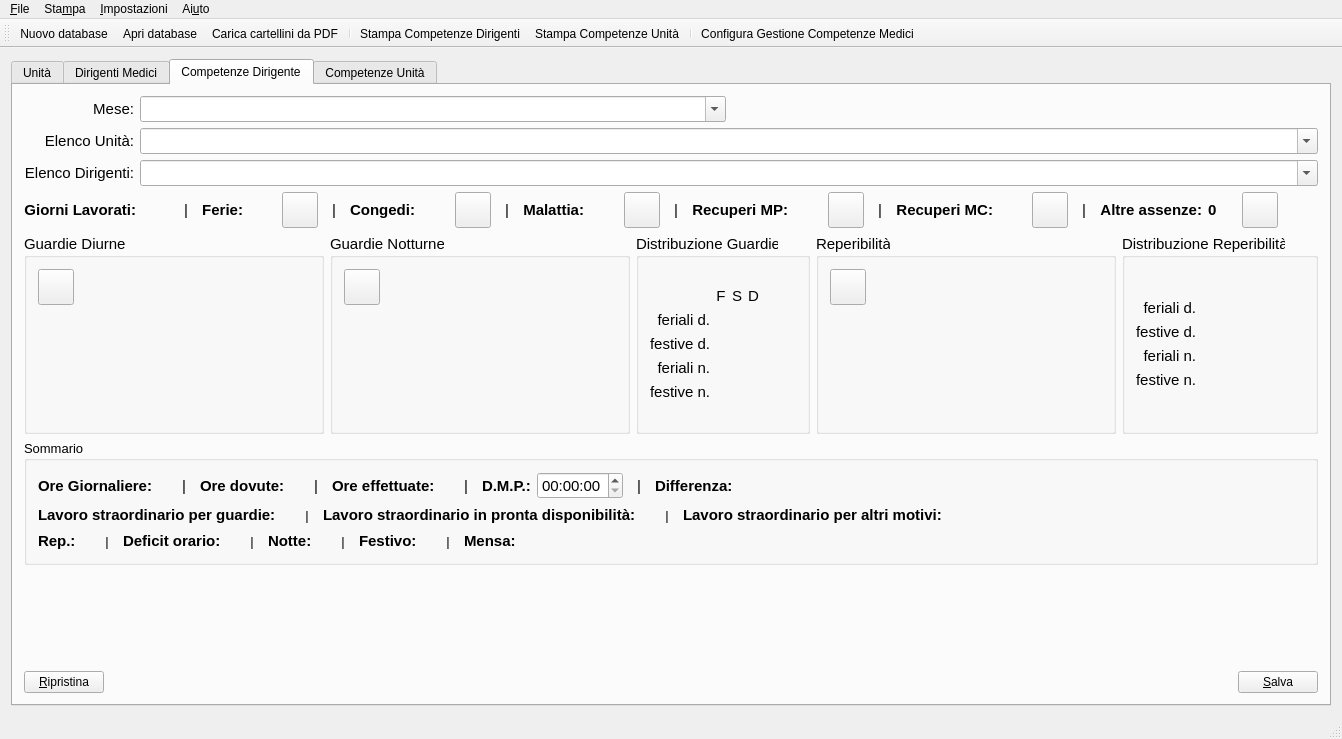
First picture: the form in mainwindow.ui, repository gcala/GestioneCompetenzeMedici, before the edit.
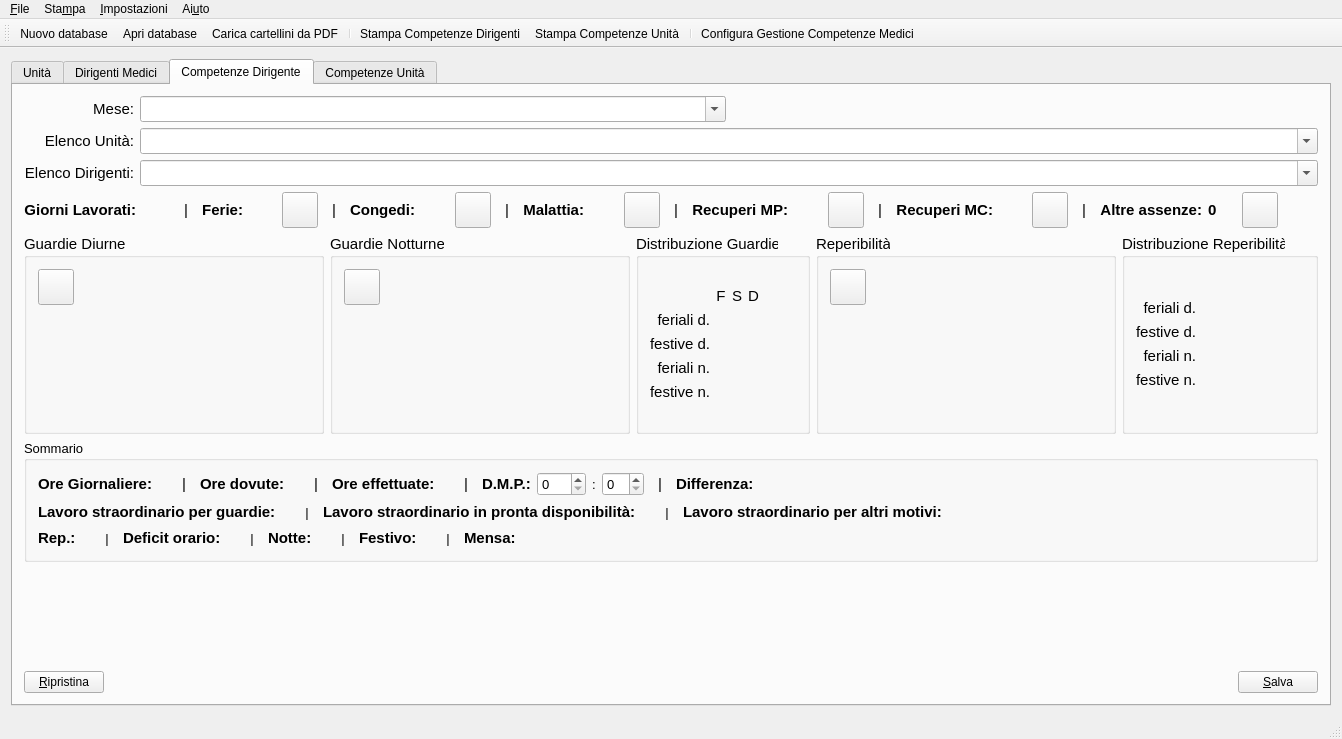
Second picture: the form after the edit. Icons and pictures are not drawn. Custom widgets are drawn as their Qt base class.

Commit message: sostituito QTime per deficit mesi precedenti con due spinbox per permettere deficit superiori a 23:59

What changed in the file:
```diff
--- a/mainwindow.ui
+++ b/mainwindow.ui
@@ -2835,11 +2835,23 @@
               </widget>
              </item>
              <item>
-              <widget class="QTimeEdit" name="dmpEdit">
-               <property name="font">
-                <font>
-                 <pointsize>11</pointsize>
-                </font>
+              <widget class="QSpinBox" name="dmpHoursEdit">
+               <property name="maximum">
+                <number>999</number>
+               </property>
+              </widget>
+             </item>
+             <item>
+              <widget class="QLabel" name="label_15">
+               <property name="text">
+                <string>:</string>
+               </property>
+              </widget>
+             </item>
+             <item>
+              <widget class="QSpinBox" name="dmpMinsEdit">
+               <property name="maximum">
+                <number>59</number>
                </property>
               </widget>
              </item>
```
The commit also changes 5 other files.
